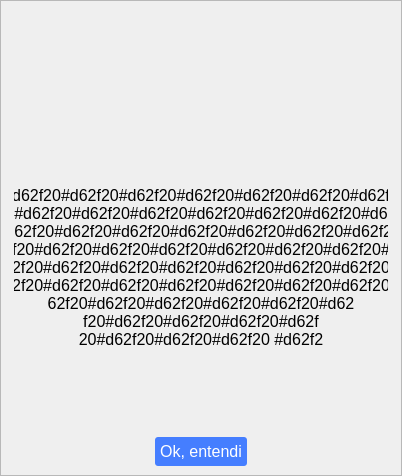
Above: App/view/ui/feedback.ui from Senac-SOR-ADS/Mapa-de-Sala before the change. Below: the same form after it.
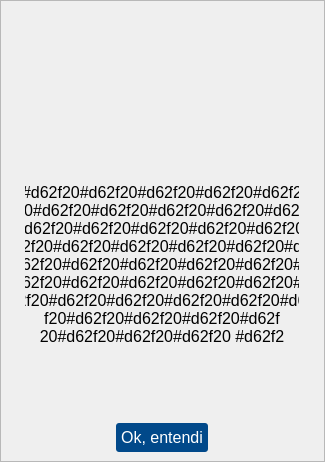
That is the form after the change. Icons and pictures are not drawn.

The edit to the form file:
```diff
--- a/App/view/ui/feedback.ui
+++ b/App/view/ui/feedback.ui
@@ -6,16 +6,20 @@
    <rect>
     <x>0</x>
     <y>0</y>
-    <width>402</width>
-    <height>476</height>
+    <width>325</width>
+    <height>462</height>
    </rect>
   </property>
   <property name="windowTitle">
    <string>Dialog</string>
   </property>
   <property name="styleSheet">
-   <string notr="true">#btnFechar {
-	background-color: #457eff;
+   <string notr="true">#Dialog {
+	border-radius: 15px;
+}
+
+#btnFechar {
+	background-color: #01498a;
 	color: #fff;
 	border: none;
 	padding: 5px;
@@ -28,6 +32,15 @@
 
 #texto {
 	padding: 0 13px 0 13px;
+}
+
+#btnFechar2 {
+	background-color: transparent;
+	border-radius: 15px;
+}
+
+#btnFechar2:hover {
+	background-color: #ea3323;
 }</string>
   </property>
   <layout class="QVBoxLayout" name="verticalLayout_2">
@@ -67,6 +80,26 @@
       <property name="bottomMargin">
        <number>9</number>
       </property>
+      <item alignment="Qt::AlignRight">
+       <widget class="QPushButton" name="btnFechar2">
+        <property name="cursor">
+         <cursorShape>PointingHandCursor</cursorShape>
+        </property>
+        <property name="text">
+         <string/>
+        </property>
+        <property name="icon">
+         <iconset>
+          <normaloff>icones/iconClosePreto.png</normaloff>icones/iconClosePreto.png</iconset>
+        </property>
+        <property name="iconSize">
+         <size>
+          <width>30</width>
+          <height>30</height>
+         </size>
+        </property>
+       </widget>
+      </item>
       <item>
        <spacer name="verticalSpacer_3">
         <property name="orientation">
@@ -110,13 +143,13 @@
        <widget class="QLabel" name="texto">
         <property name="minimumSize">
          <size>
-          <width>400</width>
+          <width>300</width>
           <height>0</height>
          </size>
         </property>
         <property name="maximumSize">
          <size>
-          <width>400</width>
+          <width>300</width>
           <height>16777215</height>
          </size>
         </property>
```
